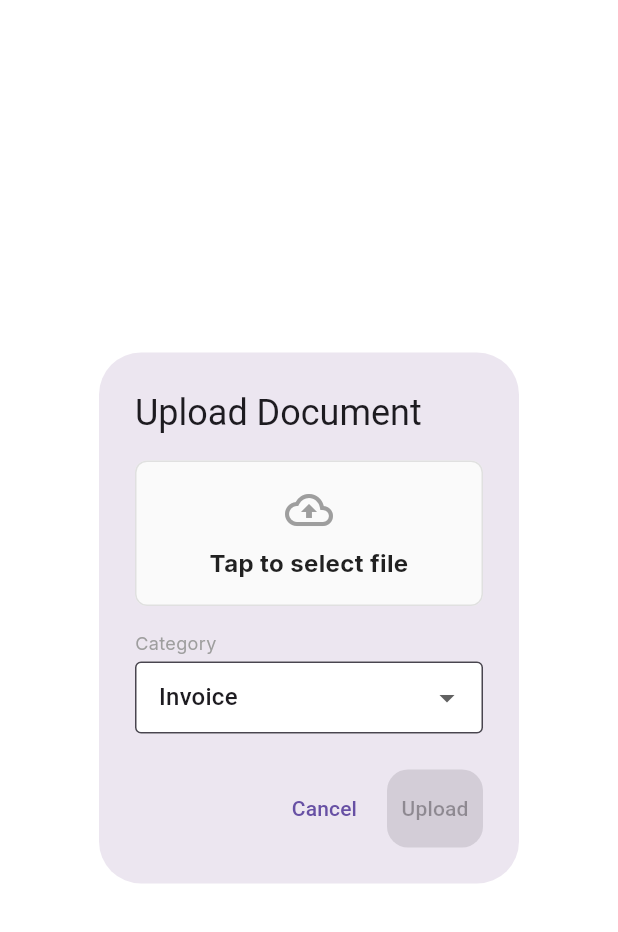
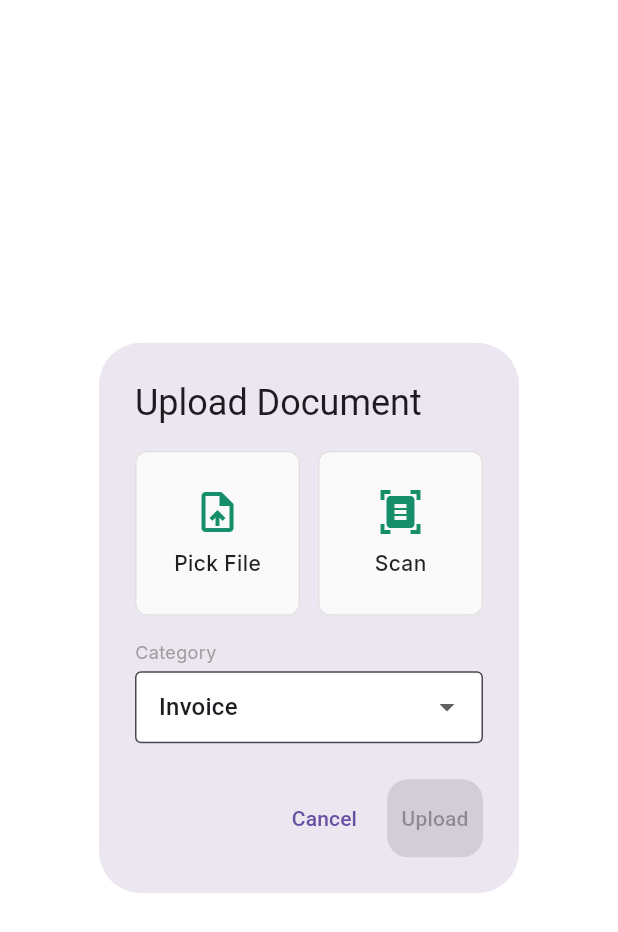
Before and after one commit to Sreejesh75/Construction_Helper-, a Flutter app: the _UploadDialog widget shown alone on an empty page, opened directly with empty values, on a phone screen of 412 x 824 dp. Shown: the top 932 px of the screen. Run offline on Flutter 3.47's test engine with Material 3 defaults, Android fonts, the light colour scheme and no system bars; our stand-ins replace animated_text_kit, dio, equatable, file_picker, flutter_bloc, google_fonts and 4 more; missing offline and left inert: google_mlkit_document_scanner; accounts and stored records are empty; network calls fail.

Commit message:
implemented google mla kit so that the usercan scan  images and upload

```diff
--- a/lib/features/documents/presentation/project_documents_screen.dart
+++ b/lib/features/documents/presentation/project_documents_screen.dart
@@ -7,6 +7,9 @@ import '../data/document_api_service.dart';
 import '../bloc/document_bloc.dart';
 import '../bloc/document_event.dart';
 import '../bloc/document_state.dart';
+
+import 'package:google_mlkit_document_scanner/google_mlkit_document_scanner.dart';
+import 'package:permission_handler/permission_handler.dart';
 
 class ProjectDocumentsScreen extends StatelessWidget {
   final String projectId;
@@ -240,6 +243,8 @@ class _UploadDialog extends StatefulWidget {
   State<_UploadDialog> createState() => _UploadDialogState();
 }
 
+// ... existing imports
+
 class _UploadDialogState extends State<_UploadDialog> {
   File? _selectedFile;
   String _selectedCategory = "Invoice";
@@ -253,11 +258,51 @@ class _UploadDialogState extends State<_UploadDialog> {
   ];
 
   Future<void> _pickFile() async {
-    final result = await FilePicker.platform.pickFiles();
+    final result = await FilePicker.platform.pickFiles(
+      type: FileType.any, // Ensure any file type
+    );
     if (result != null && result.files.single.path != null) {
       setState(() {
         _selectedFile = File(result.files.single.path!);
       });
+    }
+  }
+
+  Future<void> _scanReceipt() async {
+    // Check camera permission
+    var status = await Permission.camera.status;
+    if (!status.isGranted) {
+      status = await Permission.camera.request();
+      if (!status.isGranted) {
+        if (mounted) {
+          ScaffoldMessenger.of(context).showSnackBar(
+            const SnackBar(
+              content: Text("Camera permission is required to scan"),
+            ),
+          );
+        }
+        return;
+      }
+    }
+
+    try {
+      final documentScanner = DocumentScanner(
+        options: DocumentScannerOptions(
+          mode: ScannerMode.full,
+          isGalleryImport: true,
+          pageLimit: 1,
+        ),
+      );
+
+      final result = await documentScanner.scanDocument();
+      if (result.images != null && result.images!.isNotEmpty) {
+        setState(() {
+          _selectedFile = File(result.images!.first);
+          _selectedCategory = "Receipt"; // Auto-select Receipt
+        });
+      }
+    } catch (e) {
+      debugPrint("Error scanning document: $e");
     }
   }
 
@@ -269,49 +314,71 @@ class _UploadDialogState extends State<_UploadDialog> {
         mainAxisSize: MainAxisSize.min,
         crossAxisAlignment: CrossAxisAlignment.start,
         children: [
-          // File Selection
+          // File Selection Area
+          if (_selectedFile != null)
             Material(
-            color: Colors.grey[50], // Background color here for InkWell
+              color: Colors.green.withOpacity(0.1),
               borderRadius: BorderRadius.circular(8),
               child: InkWell(
-              onTap: _pickFile,
+                onTap: () {
+                  // Allow re-selection
+                  setState(() => _selectedFile = null);
+                },
                 borderRadius: BorderRadius.circular(8),
                 child: Container(
                   width: double.infinity,
                   padding: const EdgeInsets.all(16),
                   decoration: BoxDecoration(
-                  border: Border.all(color: Colors.grey[300]!),
+                    border: Border.all(color: Colors.green),
                     borderRadius: BorderRadius.circular(8),
                   ),
                   child: Column(
                     children: [
-                    Icon(
-                      _selectedFile == null
-                          ? Icons.cloud_upload_outlined
-                          : Icons.check_circle_outline,
-                      color: _selectedFile == null ? Colors.grey : Colors.green,
+                      const Icon(
+                        Icons.check_circle,
+                        color: Colors.green,
                         size: 32,
                       ),
                       const SizedBox(height: 8),
                       Text(
-                      _selectedFile == null
-                          ? "Tap to select file"
-                          : _selectedFile!.path.split('/').last,
+                        _selectedFile!.path.split('/').last,
                         textAlign: TextAlign.center,
-                      style: TextStyle(
-                        color: _selectedFile == null
-                            ? Colors
-                                  .black87 // Darker for visibility
-                            : Colors.black,
-                        fontWeight: FontWeight.bold, // "baviagh -> bold"?
-                        fontSize: 16, // Larger
+                        style: const TextStyle(
+                          color: Colors.black87,
+                          fontWeight: FontWeight.bold,
                         ),
+                      ),
+                      const SizedBox(height: 4),
+                      const Text(
+                        "Tap to change",
+                        style: TextStyle(fontSize: 12, color: Colors.grey),
                       ),
                     ],
                   ),
                 ),
               ),
+            )
+          else
+            Row(
+              children: [
+                Expanded(
+                  child: _buildSelectionButton(
+                    icon: Icons.upload_file,
+                    label: "Pick File",
+                    onTap: _pickFile,
                   ),
+                ),
+                const SizedBox(width: 12),
+                Expanded(
+                  child: _buildSelectionButton(
+                    icon: Icons.document_scanner,
+                    label: "Scan",
+                    onTap: _scanReceipt,
+                  ),
+                ),
+              ],
+            ),
+
           const SizedBox(height: 16),
           // Category Dropdown
           const Text(
@@ -362,4 +429,39 @@ class _UploadDialogState extends State<_UploadDialog> {
       ],
     );
   }
+
+  Widget _buildSelectionButton({
+    required IconData icon,
+    required String label,
+    required VoidCallback onTap,
+  }) {
+    return Material(
+      color: Colors.grey[50], // Background
+      borderRadius: BorderRadius.circular(8),
+      child: InkWell(
+        onTap: onTap,
+        borderRadius: BorderRadius.circular(8),
+        child: Container(
+          padding: const EdgeInsets.symmetric(vertical: 24),
+          decoration: BoxDecoration(
+            border: Border.all(color: Colors.grey[300]!),
+            borderRadius: BorderRadius.circular(8),
+          ),
+          child: Column(
+            children: [
+              Icon(icon, color: AppColors.primary, size: 32),
+              const SizedBox(height: 8),
+              Text(
+                label,
+                style: const TextStyle(
+                  color: Colors.black87,
+                  fontWeight: FontWeight.w500,
+                ),
+              ),
+            ],
+          ),
+        ),
+      ),
+    );
   }
+}
--- a/pubspec.yaml
+++ b/pubspec.yaml
@@ -45,6 +45,8 @@ dependencies:
   hydrated_bloc: ^10.1.1
   path_provider: ^2.1.5
   animated_text_kit: ^4.3.0
+  google_mlkit_document_scanner: ^0.4.1
+  permission_handler: ^12.0.1
 
 
 dev_dependencies:
```
Also changed, not shown: lib/features/home/bloc/home_bloc.dart (+4 -15 lines), pubspec.lock, 3 other files. Lines whose indentation alone changed are shown as unchanged.
